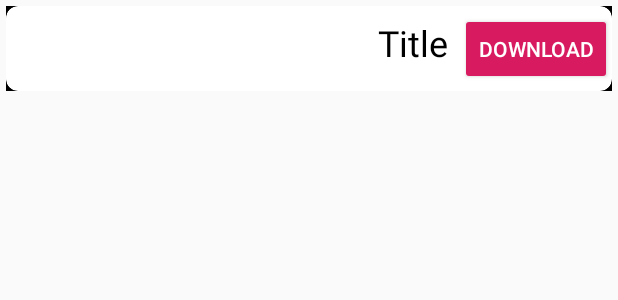
After one commit to felastech/AppEdicola, an Android app: the layout list_item_issue.xml on its own in the app's theme, with its tools: preview values and no code run, on a phone screen of 412 x 824 dp. The commit adds this screen. Shown: the top 300 px of the screen. Run offline under Robolectric (Android 15) with nearby library versions, the phone set to English and light mode, and no system bars; network calls fail.

Commit message:
add button and style

```diff
--- a/app/src/main/java/it/balduzzi/appedicola/fragment/ItemIssue.java
+++ b/app/src/main/java/it/balduzzi/appedicola/fragment/ItemIssue.java
@@ -6,7 +6,6 @@ import com.google.gson.annotations.SerializedName;
 import java.util.List;
 
 public class ItemIssue {
-
 
     @SerializedName("publicationId")
     @Expose
--- /dev/null
+++ b/app/src/main/res/layout/list_item_issue.xml
@@ -0,0 +1,70 @@
+<?xml version="1.0" encoding="utf-8"?>
+<LinearLayout xmlns:android="http://schemas.android.com/apk/res/android"
+    xmlns:card_view="http://schemas.android.com/apk/res-auto"
+    android:layout_width="match_parent"
+    android:layout_height="wrap_content"
+    android:layout_margin="@dimen/_4dp"
+    android:background="@color/colorIcons"
+    >
+    <androidx.cardview.widget.CardView
+        android:id="@+id/card_view"
+        android:layout_width="match_parent"
+        android:layout_height="match_parent"
+        android:layout_gravity="center"
+        android:elevation="3dp"
+        android:padding="@dimen/card_view_margin"
+        card_view:cardCornerRadius="@dimen/card_radius"
+        >
+        <LinearLayout
+            android:layout_width="match_parent"
+            android:layout_height="match_parent"
+            android:orientation="vertical"
+            android:weightSum="2" >
+        <LinearLayout
+            android:layout_width="wrap_content"
+            android:layout_height="wrap_content"
+            android:layout_weight="1"
+            >
+
+            <ImageView
+                android:id="@+id/thumbnail"
+                android:layout_width="wrap_content"
+                android:layout_height="wrap_content"
+                android:background="?attr/selectableItemBackgroundBorderless"
+                android:scaleType="fitXY" />
+
+        </LinearLayout>
+
+            <LinearLayout
+                android:layout_width="wrap_content"
+                android:layout_height="wrap_content"
+                android:layout_gravity="right"
+                android:layout_weight="1"
+                android:orientation="horizontal">
+
+                <TextView
+                    android:id="@+id/title"
+                    style="@style/TextAppearance.AppCompat.Headline"
+                    android:layout_width="wrap_content"
+                    android:layout_height="wrap_content"
+                    android:layout_marginStart="@dimen/_8dp"
+                    android:layout_marginLeft="@dimen/_8dp"
+                    android:layout_marginBottom="8dp"
+                    android:padding="@dimen/_8dp"
+                    android:text="@string/title_placeholder"
+                    android:textColor="@color/colorIcons" />
+
+           <Button
+               android:layout_width="wrap_content"
+               android:layout_height="wrap_content"
+               style="@style/Widget.AppCompat.Button.Colored"
+               android:text="Download">
+
+           </Button>
+
+
+            </LinearLayout>
+        </LinearLayout>
+
+    </androidx.cardview.widget.CardView>
+</LinearLayout>
```
Also changed, not shown: app/src/main/java/it/balduzzi/BusinessLogic/IssueAdapter.java (added, +126 -0 lines), app/src/main/java/it/balduzzi/appedicola/activity/ItemDetailActivity.java (+70 -28 lines), app/src/main/java/it/balduzzi/appedicola/fragment/Data.java (+36 -33 lines), app/src/main/java/it/balduzzi/appedicola/fragment/ItemDetailFragment.java (+21 -17 lines), app/src/main/res/layout/activity_item_detail.xml (+12 -0 lines).
